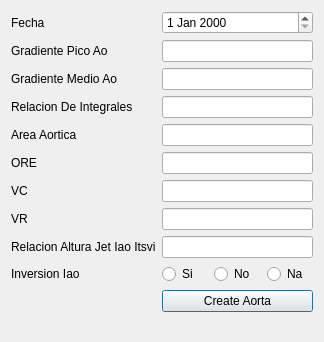
Old version of the form dialogaorta.ui in the repository iyustlop/valvulares.
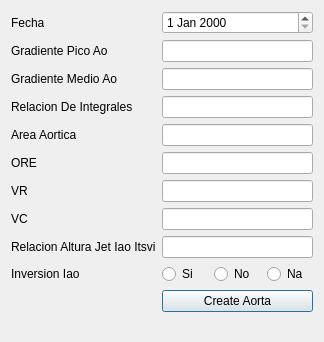
New version of the form.

What changed in the file:
```diff
--- a/dialogaorta.ui
+++ b/dialogaorta.ui
@@ -33,13 +33,6 @@
        </property>
       </widget>
      </item>
-     <item row="9" column="0">
-      <widget class="QLabel" name="label_3">
-       <property name="text">
-        <string>Inversion Iao</string>
-       </property>
-      </widget>
-     </item>
      <item row="0" column="0">
       <widget class="QLabel" name="label_4">
        <property name="text">
@@ -50,20 +43,6 @@
      <item row="0" column="1">
       <widget class="QDateEdit" name="dateEditAorta"/>
      </item>
-     <item row="8" column="0">
-      <widget class="QLabel" name="label_5">
-       <property name="text">
-        <string>Relacion Altura Jet Iao Itsvi</string>
-       </property>
-      </widget>
-     </item>
-     <item row="7" column="0">
-      <widget class="QLabel" name="label_6">
-       <property name="text">
-        <string>VR</string>
-       </property>
-      </widget>
-     </item>
      <item row="3" column="0">
       <widget class="QLabel" name="label_7">
        <property name="text">
@@ -85,13 +64,6 @@
        </property>
       </widget>
      </item>
-     <item row="6" column="0">
-      <widget class="QLabel" name="label_10">
-       <property name="text">
-        <string>VC</string>
-       </property>
-      </widget>
-     </item>
      <item row="2" column="1">
       <widget class="QLineEdit" name="lineEditGradienteMedioAo"/>
      </item>
@@ -104,15 +76,43 @@
      <item row="5" column="1">
       <widget class="QLineEdit" name="lineEditOreIao"/>
      </item>
+     <item row="6" column="0">
+      <widget class="QLabel" name="label_6">
+       <property name="text">
+        <string>VR</string>
+       </property>
+      </widget>
+     </item>
      <item row="6" column="1">
-      <widget class="QLineEdit" name="lineEditVcIao"/>
-     </item>
-     <item row="7" column="1">
       <widget class="QLineEdit" name="lineEditVrIao"/>
      </item>
+     <item row="7" column="1">
+      <widget class="QLineEdit" name="lineEditVcIao"/>
+     </item>
      <item row="8" column="1">
       <widget class="QLineEdit" name="lineEditRelacionAlturaJetIaoItsvi"/>
      </item>
+     <item row="7" column="0">
+      <widget class="QLabel" name="label_10">
+       <property name="text">
+        <string>VC</string>
+       </property>
+      </widget>
+     </item>
+     <item row="8" column="0">
+      <widget class="QLabel" name="label_5">
+       <property name="text">
+        <string>Relacion Altura Jet Iao Itsvi</string>
+       </property>
+      </widget>
+     </item>
+     <item row="9" column="0">
+      <widget class="QLabel" name="label_3">
+       <property name="text">
+        <string>Inversion Iao</string>
+       </property>
+      </widget>
+     </item>
      <item row="9" column="1">
       <layout class="QHBoxLayout" name="horizontalLayout">
        <item>
```
